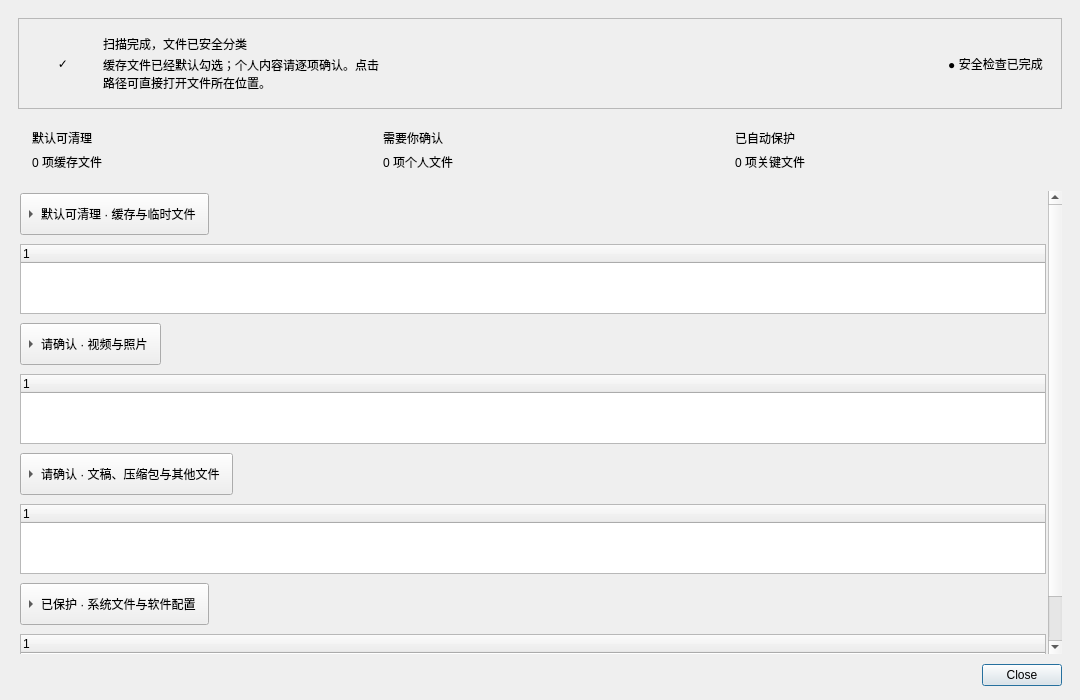
First picture: the form in src/categoryreviewdialog.ui, repository LuoMengxuan/Cleaner_for_windows, before the edit.
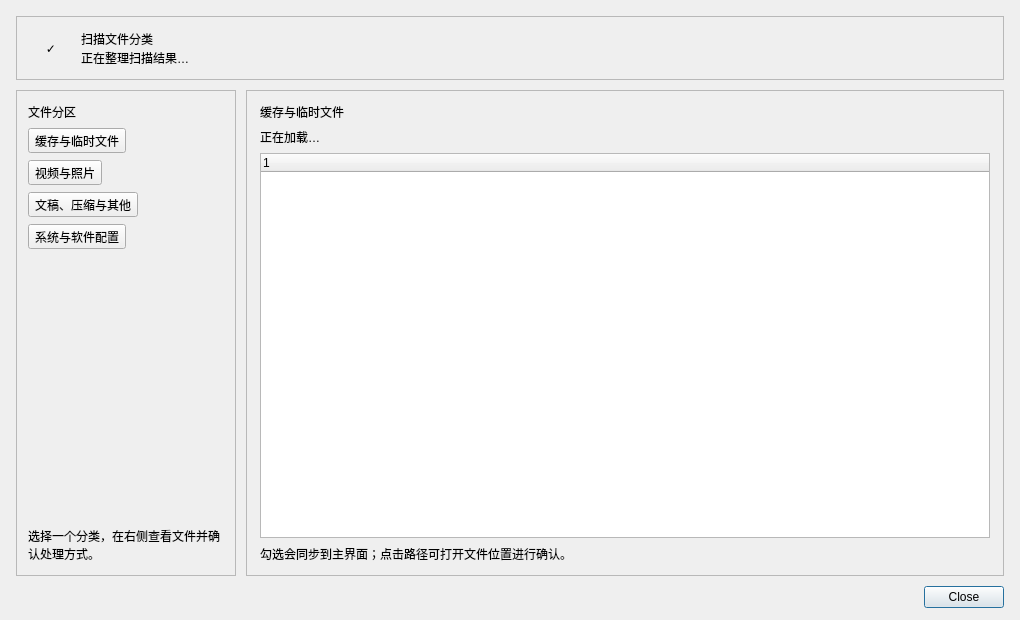
Second picture: the form after the edit.

Commit message:
refactor: simplify category review and document activation codes
- Replace the expandable category dialog with a compact two-pane category navigator and file-detail workspace.\n- Remove unused visual space while preserving selection sync and direct path opening.\n- Document the offline activation-code checksum rule, generation process, and 100 issuance codes.

The edit to the form file:
```diff
--- a/src/categoryreviewdialog.ui
+++ b/src/categoryreviewdialog.ui
@@ -2,58 +2,55 @@
 <ui version="4.0">
  <class>CategoryReviewDialog</class>
  <widget class="QDialog" name="CategoryReviewDialog">
-  <property name="geometry"><rect><x>0</x><y>0</y><width>1080</width><height>700</height></rect></property>
-  <property name="minimumSize"><size><width>860</width><height>560</height></size></property>
+  <property name="geometry"><rect><x>0</x><y>0</y><width>1020</width><height>620</height></rect></property>
+  <property name="minimumSize"><size><width>820</width><height>500</height></size></property>
   <property name="windowTitle"><string>扫描文件分类</string></property>
   <layout class="QVBoxLayout" name="rootLayout">
-   <property name="leftMargin"><number>18</number></property><property name="topMargin"><number>18</number></property><property name="rightMargin"><number>18</number></property><property name="bottomMargin"><number>14</number></property><property name="spacing"><number>10</number></property>
+   <property name="leftMargin"><number>16</number></property><property name="topMargin"><number>16</number></property><property name="rightMargin"><number>16</number></property><property name="bottomMargin"><number>12</number></property><property name="spacing"><number>10</number></property>
    <item>
-    <widget class="QFrame" name="heroFrame">
+    <widget class="QFrame" name="topBar">
      <property name="frameShape"><enum>QFrame::StyledPanel</enum></property>
-     <layout class="QHBoxLayout" name="heroLayout">
-      <property name="leftMargin"><number>18</number></property><property name="topMargin"><number>16</number></property><property name="rightMargin"><number>18</number></property><property name="bottomMargin"><number>16</number></property><property name="spacing"><number>14</number></property>
-      <item><widget class="QLabel" name="shieldLabel"><property name="minimumSize"><size><width>52</width><height>52</height></size></property><property name="maximumSize"><size><width>52</width><height>52</height></size></property><property name="text"><string>✓</string></property><property name="alignment"><set>Qt::AlignCenter</set></property></widget></item>
-      <item>
-       <layout class="QVBoxLayout" name="heroTextLayout">
-        <property name="spacing"><number>3</number></property>
-        <item><widget class="QLabel" name="titleLabel"><property name="text"><string>扫描完成，文件已安全分类</string></property></widget></item>
-        <item><widget class="QLabel" name="introLabel"><property name="text"><string>缓存文件已经默认勾选；个人内容请逐项确认。点击路径可直接打开文件所在位置。</string></property><property name="wordWrap"><bool>true</bool></property></widget></item>
-       </layout>
-      </item>
-      <item><spacer name="heroSpacer"><property name="orientation"><enum>Qt::Horizontal</enum></property><property name="sizeHint" stdset="0"><size><width>30</width><height>20</height></size></property></spacer></item>
-      <item><widget class="QLabel" name="statusBadge"><property name="text"><string>● 安全检查已完成</string></property><property name="alignment"><set>Qt::AlignCenter</set></property></widget></item>
+     <layout class="QHBoxLayout" name="topBarLayout">
+      <property name="leftMargin"><number>15</number></property><property name="topMargin"><number>12</number></property><property name="rightMargin"><number>15</number></property><property name="bottomMargin"><number>12</number></property><property name="spacing"><number>11</number></property>
+      <item><widget class="QLabel" name="shieldLabel"><property name="minimumSize"><size><width>38</width><height>38</height></size></property><property name="maximumSize"><size><width>38</width><height>38</height></size></property><property name="text"><string>✓</string></property><property name="alignment"><set>Qt::AlignCenter</set></property></widget></item>
+      <item><layout class="QVBoxLayout" name="topTextLayout"><property name="spacing"><number>1</number></property><item><widget class="QLabel" name="titleLabel"><property name="text"><string>扫描文件分类</string></property></widget></item><item><widget class="QLabel" name="summaryLabel"><property name="text"><string>正在整理扫描结果…</string></property></widget></item></layout></item>
      </layout>
     </widget>
    </item>
    <item>
-    <layout class="QHBoxLayout" name="summaryLayout">
+    <layout class="QHBoxLayout" name="contentLayout">
      <property name="spacing"><number>10</number></property>
-     <item><widget class="QFrame" name="cacheSummaryCard"><layout class="QVBoxLayout" name="cacheSummaryLayout"><property name="leftMargin"><number>14</number></property><property name="topMargin"><number>10</number></property><property name="rightMargin"><number>14</number></property><property name="bottomMargin"><number>10</number></property><item><widget class="QLabel" name="cacheSummaryTitle"><property name="text"><string>默认可清理</string></property></widget></item><item><widget class="QLabel" name="cacheCountLabel"><property name="text"><string>0 项缓存文件</string></property></widget></item></layout></widget></item>
-     <item><widget class="QFrame" name="reviewSummaryCard"><layout class="QVBoxLayout" name="reviewSummaryLayout"><property name="leftMargin"><number>14</number></property><property name="topMargin"><number>10</number></property><property name="rightMargin"><number>14</number></property><property name="bottomMargin"><number>10</number></property><item><widget class="QLabel" name="reviewSummaryTitle"><property name="text"><string>需要你确认</string></property></widget></item><item><widget class="QLabel" name="reviewCountLabel"><property name="text"><string>0 项个人文件</string></property></widget></item></layout></widget></item>
-     <item><widget class="QFrame" name="protectedSummaryCard"><layout class="QVBoxLayout" name="protectedSummaryLayout"><property name="leftMargin"><number>14</number></property><property name="topMargin"><number>10</number></property><property name="rightMargin"><number>14</number></property><property name="bottomMargin"><number>10</number></property><item><widget class="QLabel" name="protectedSummaryTitle"><property name="text"><string>已自动保护</string></property></widget></item><item><widget class="QLabel" name="protectedCountLabel"><property name="text"><string>0 项关键文件</string></property></widget></item></layout></widget></item>
+     <item>
+      <widget class="QFrame" name="categorySidebar">
+       <property name="minimumSize"><size><width>220</width><height>0</height></size></property>
+       <property name="maximumSize"><size><width>260</width><height>16777215</height></size></property>
+       <property name="frameShape"><enum>QFrame::StyledPanel</enum></property>
+       <layout class="QVBoxLayout" name="sidebarLayout">
+        <property name="leftMargin"><number>11</number></property><property name="topMargin"><number>12</number></property><property name="rightMargin"><number>11</number></property><property name="bottomMargin"><number>12</number></property><property name="spacing"><number>7</number></property>
+        <item><widget class="QLabel" name="sideTitle"><property name="text"><string>文件分区</string></property></widget></item>
+        <item><widget class="QToolButton" name="cacheButton"><property name="text"><string>缓存与临时文件</string></property><property name="checkable"><bool>true</bool></property><property name="toolButtonStyle"><enum>Qt::ToolButtonTextOnly</enum></property></widget></item>
+        <item><widget class="QToolButton" name="mediaButton"><property name="text"><string>视频与照片</string></property><property name="checkable"><bool>true</bool></property><property name="toolButtonStyle"><enum>Qt::ToolButtonTextOnly</enum></property></widget></item>
+        <item><widget class="QToolButton" name="personalButton"><property name="text"><string>文稿、压缩与其他</string></property><property name="checkable"><bool>true</bool></property><property name="toolButtonStyle"><enum>Qt::ToolButtonTextOnly</enum></property></widget></item>
+        <item><widget class="QToolButton" name="protectedButton"><property name="text"><string>系统与软件配置</string></property><property name="checkable"><bool>true</bool></property><property name="toolButtonStyle"><enum>Qt::ToolButtonTextOnly</enum></property></widget></item>
+        <item><spacer name="sideSpacer"><property name="orientation"><enum>Qt::Vertical</enum></property><property name="sizeHint" stdset="0"><size><width>20</width><height>40</height></size></property></spacer></item>
+        <item><widget class="QLabel" name="sideHint"><property name="text"><string>选择一个分类，在右侧查看文件并确认处理方式。</string></property><property name="wordWrap"><bool>true</bool></property></widget></item>
+       </layout>
+      </widget>
+     </item>
+     <item>
+      <widget class="QFrame" name="contentPanel">
+       <property name="frameShape"><enum>QFrame::StyledPanel</enum></property>
+       <layout class="QVBoxLayout" name="contentPanelLayout">
+        <property name="leftMargin"><number>13</number></property><property name="topMargin"><number>12</number></property><property name="rightMargin"><number>13</number></property><property name="bottomMargin"><number>12</number></property><property name="spacing"><number>7</number></property>
+        <item><widget class="QLabel" name="currentSectionTitle"><property name="text"><string>缓存与临时文件</string></property></widget></item>
+        <item><widget class="QLabel" name="currentSectionHint"><property name="text"><string>正在加载…</string></property><property name="wordWrap"><bool>true</bool></property></widget></item>
+        <item><widget class="QTreeWidget" name="categoryTree"><property name="alternatingRowColors"><bool>true</bool></property><property name="selectionBehavior"><enum>QAbstractItemView::SelectRows</enum></property><property name="selectionMode"><enum>QAbstractItemView::ExtendedSelection</enum></property><property name="editTriggers"><set>QAbstractItemView::NoEditTriggers</set></property><property name="rootIsDecorated"><bool>false</bool></property></widget></item>
+        <item><widget class="QLabel" name="selectionHint"><property name="text"><string>勾选会同步到主界面；点击路径可打开文件位置进行确认。</string></property><property name="wordWrap"><bool>true</bool></property></widget></item>
+       </layout>
+      </widget>
+     </item>
     </layout>
    </item>
-   <item>
-    <widget class="QScrollArea" name="categoryScrollArea">
-     <property name="widgetResizable"><bool>true</bool></property>
-     <property name="frameShape"><enum>QFrame::NoFrame</enum></property>
-     <widget class="QWidget" name="scrollContent">
-      <property name="geometry"><rect><x>0</x><y>0</y><width>1010</width><height>600</height></rect></property>
-      <layout class="QVBoxLayout" name="sectionsLayout">
-       <property name="leftMargin"><number>2</number></property><property name="topMargin"><number>2</number></property><property name="rightMargin"><number>2</number></property><property name="bottomMargin"><number>2</number></property><property name="spacing"><number>9</number></property>
-       <item><widget class="QToolButton" name="cacheButton"><property name="text"><string>默认可清理 · 缓存与临时文件</string></property><property name="checkable"><bool>true</bool></property><property name="toolButtonStyle"><enum>Qt::ToolButtonTextBesideIcon</enum></property><property name="arrowType"><enum>Qt::RightArrow</enum></property><property name="minimumSize"><size><width>0</width><height>42</height></size></property></widget></item>
-       <item><widget class="QTreeWidget" name="cacheTree"><property name="visible"><bool>false</bool></property><property name="alternatingRowColors"><bool>true</bool></property><property name="selectionBehavior"><enum>QAbstractItemView::SelectRows</enum></property><property name="editTriggers"><set>QAbstractItemView::NoEditTriggers</set></property></widget></item>
-       <item><widget class="QToolButton" name="mediaButton"><property name="text"><string>请确认 · 视频与照片</string></property><property name="checkable"><bool>true</bool></property><property name="toolButtonStyle"><enum>Qt::ToolButtonTextBesideIcon</enum></property><property name="arrowType"><enum>Qt::RightArrow</enum></property><property name="minimumSize"><size><width>0</width><height>42</height></size></property></widget></item>
-       <item><widget class="QTreeWidget" name="mediaTree"><property name="visible"><bool>false</bool></property><property name="alternatingRowColors"><bool>true</bool></property><property name="selectionBehavior"><enum>QAbstractItemView::SelectRows</enum></property><property name="editTriggers"><set>QAbstractItemView::NoEditTriggers</set></property></widget></item>
-       <item><widget class="QToolButton" name="personalButton"><property name="text"><string>请确认 · 文稿、压缩包与其他文件</string></property><property name="checkable"><bool>true</bool></property><property name="toolButtonStyle"><enum>Qt::ToolButtonTextBesideIcon</enum></property><property name="arrowType"><enum>Qt::RightArrow</enum></property><property name="minimumSize"><size><width>0</width><height>42</height></size></property></widget></item>
-       <item><widget class="QTreeWidget" name="personalTree"><property name="visible"><bool>false</bool></property><property name="alternatingRowColors"><bool>true</bool></property><property name="selectionBehavior"><enum>QAbstractItemView::SelectRows</enum></property><property name="editTriggers"><set>QAbstractItemView::NoEditTriggers</set></property></widget></item>
-       <item><widget class="QToolButton" name="protectedButton"><property name="text"><string>已保护 · 系统文件与软件配置</string></property><property name="checkable"><bool>true</bool></property><property name="toolButtonStyle"><enum>Qt::ToolButtonTextBesideIcon</enum></property><property name="arrowType"><enum>Qt::RightArrow</enum></property><property name="minimumSize"><size><width>0</width><height>42</height></size></property></widget></item>
-       <item><widget class="QTreeWidget" name="protectedTree"><property name="visible"><bool>false</bool></property><property name="alternatingRowColors"><bool>true</bool></property><property name="selectionBehavior"><enum>QAbstractItemView::SelectRows</enum></property><property name="editTriggers"><set>QAbstractItemView::NoEditTriggers</set></property></widget></item>
-       <item><spacer name="sectionsSpacer"><property name="orientation"><enum>Qt::Vertical</enum></property><property name="sizeHint" stdset="0"><size><width>20</width><height>20</height></size></property></spacer></item>
-      </layout>
-     </widget>
-    </widget>
-   </item>
    <item><widget class="QDialogButtonBox" name="buttonBox"><property name="standardButtons"><set>QDialogButtonBox::Close</set></property></widget></item>
   </layout>
  </widget>
```
The commit also changes 5 other files.
